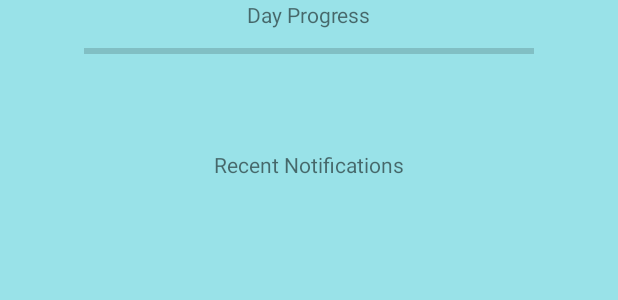
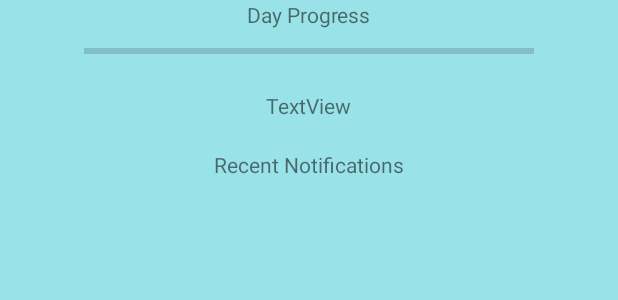
Before and after one commit to garryd635/CrushingItApp, an Android app: the layout home_1.xml on its own in the app's theme, with its tools: preview values and no code run, on a phone screen of 412 x 824 dp. Shown: the top 300 px of the screen. Run offline under Robolectric (Android 15) with nearby library versions, the phone set to English and light mode, and no system bars.

Commit message:
Home screen 1's progress bar changes according to task completion on the current day.  Added textview to display percentage of progress.

```diff
--- a/app/src/main/res/layout/home_1.xml
+++ b/app/src/main/res/layout/home_1.xml
@@ -14,7 +14,7 @@
     </TextView>
 
     <ProgressBar
-        android:id="@+id/progressBar"
+        android:id="@+id/homeProgressBar"
         style="?android:attr/progressBarStyleHorizontal"
         android:layout_centerHorizontal="true"
         android:layout_width="300dp"
@@ -40,6 +40,14 @@
         android:id="@+id/notList">
     </ListView>
 
+    <TextView
+        android:id="@+id/percentText"
+        android:layout_width="wrap_content"
+        android:layout_height="wrap_content"
+        android:layout_below="@+id/homeProgressBar"
+        android:layout_centerHorizontal="true"
+        android:layout_marginTop="11dp"
+        android:text="TextView" />
 
 
 </RelativeLayout>
```
Also changed, not shown: app/src/main/java/com/qucrush/android/crushingitapp/HomePageFragment1.java (+55 -39 lines), 1 other file.
